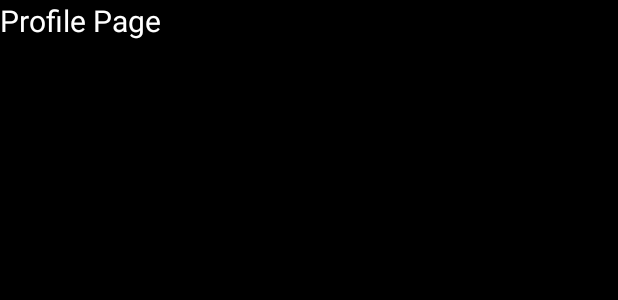
After one commit to justRaam-exe/Staggered-View-App, an Android app: the layout fragment_profile.xml on its own in the app's theme, with its tools: preview values and no code run, on a phone screen of 412 x 824 dp. The commit adds this screen. Shown: the top 300 px of the screen. Run offline under Robolectric (Android 15) with nearby library versions, the phone set to English and light mode, and no system bars.

Commit message:
Update about the app

```diff
--- a/app/src/main/java/com/example/raamapp/ImageAdapter.java
+++ b/app/src/main/java/com/example/raamapp/ImageAdapter.java
@@ -37,10 +37,11 @@ public class ImageAdapter extends RecyclerView.Adapter<ImageAdapter.ViewHolder>
     }
 
     public static class ViewHolder extends RecyclerView.ViewHolder {
-        ImageView imageView;
+        ImageView imageView, menuIcon;
         public ViewHolder(@NonNull View itemView) {
             super(itemView);
             imageView = itemView.findViewById(R.id.imageView);
+            menuIcon = itemView.findViewById(R.id.menuIcon);
         }
     }
 }
--- /dev/null
+++ b/app/src/main/res/layout/fragment_profile.xml
@@ -0,0 +1,16 @@
+<?xml version="1.0" encoding="utf-8"?>
+<LinearLayout
+    xmlns:android="http://schemas.android.com/apk/res/android"
+    android:layout_width="match_parent"
+    android:layout_height="match_parent"
+    android:gravity="center"
+    android:orientation="vertical"
+    android:background="#000000">
+
+    <TextView
+        android:layout_width="match_parent"
+        android:layout_height="match_parent"
+        android:text="Profile Page"
+        android:textSize="20sp"
+        android:textColor="#FFFFFF"/>
+</LinearLayout>
--- a/app/src/main/res/values/colors.xml
+++ b/app/src/main/res/values/colors.xml
@@ -2,4 +2,5 @@
 <resources>
     <color name="black">#FF000000</color>
     <color name="white">#FFFFFFFF</color>
+    <color name="gray">#888888</color>
 </resources>
```
Also changed, not shown: app/src/main/java/com/example/raamapp/HomeFragment.java (added, +44 -0 lines), app/src/main/java/com/example/raamapp/MainActivity.java (+113 -52 lines), app/src/main/java/com/example/raamapp/ProfileFragment.java (added, +21 -0 lines), app/src/main/java/com/example/raamapp/SearchFragment.java (added, +18 -0 lines), app/src/main/res/layout/activity_main.xml (+12 -6 lines), app/src/main/res/layout/fragment_home.xml (added, +15 -0 lines), app/src/main/res/layout/fragment_search.xml (added, +16 -0 lines).
